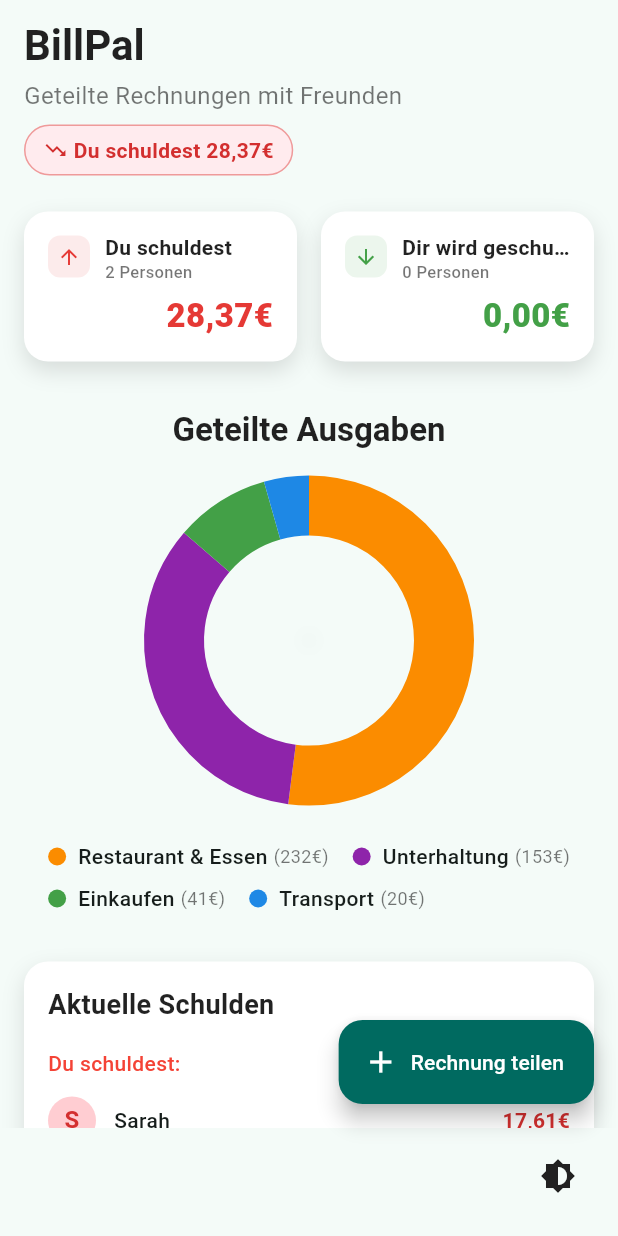
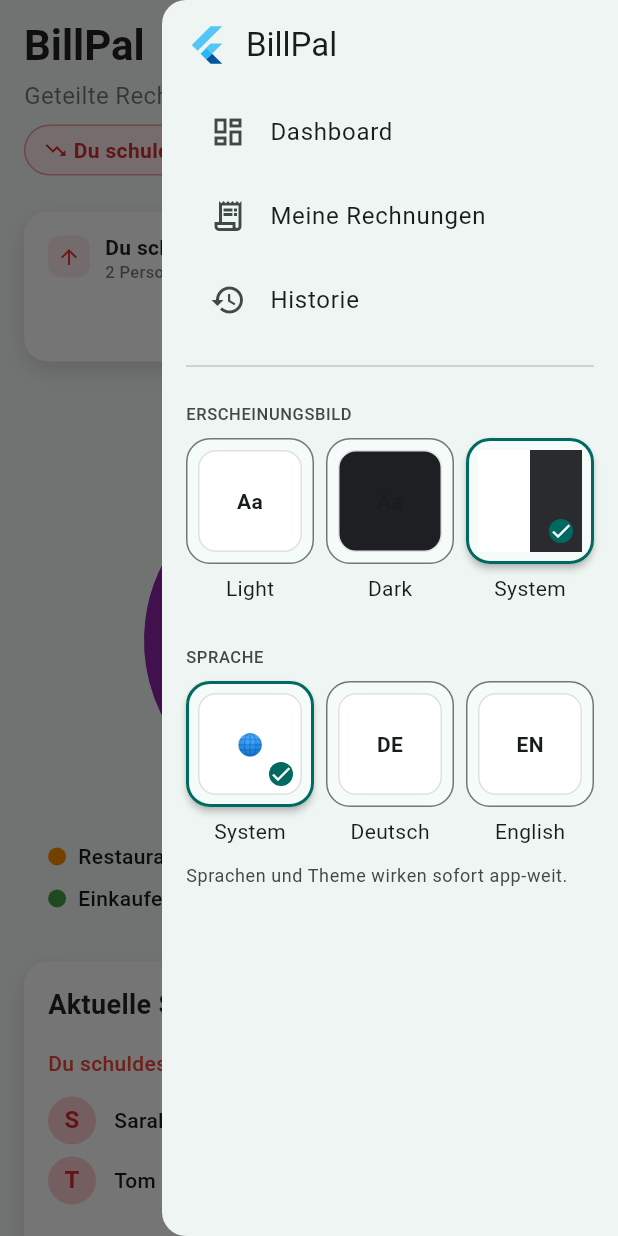
Before and after one commit to Eltoperma/BillPal, a Flutter app: the screen it shows after launch, with the side drawer open (before the commit the screen has no drawer), on a phone screen of 412 x 824 dp. Run offline on Flutter 3.47's test engine with Material 3 defaults, Android fonts, the phone set to English and light mode, and no system bars; our stand-ins replace shared_preferences.

Commit message:
added: menu

```diff
--- a/billpal/lib/app/app.dart
+++ b/billpal/lib/app/app.dart
@@ -1,26 +1,29 @@
 import 'package:billpal/core/theme/app_theme.dart';
 import 'package:billpal/features/dashboard/presentation/pages/dashboard_page.dart';
 import 'package:billpal/core/theme/theme_controller.dart';
+import 'package:billpal/l10n/locale_controller.dart';
 import 'package:flutter/material.dart';
 import 'package:flutter_localizations/flutter_localizations.dart';
 
 class BillPalApp extends StatelessWidget {
   final ThemeController themeController;
-  const BillPalApp({super.key, required this.themeController});
+  final LocaleController localeController;
+  const BillPalApp({
+    super.key,
+    required this.themeController,
+    required this.localeController,
+  });
 
   @override
   Widget build(BuildContext context) {
     // Rebuild, wenn ThemeMode geändert wird
     return AnimatedBuilder(
-      animation: themeController,
+      animation: Listenable.merge([themeController, localeController]),
       builder: (context, _) {
         return MaterialApp(
           debugShowCheckedModeBanner: false,
 
-          supportedLocales: const [
-            Locale('de'),
-            Locale('en'),
-          ],
+          supportedLocales: const [Locale('de'), Locale('en')],
 
           localizationsDelegates: const [
             GlobalMaterialLocalizations.delegate,
@@ -28,11 +31,20 @@
             GlobalCupertinoLocalizations.delegate,
           ],
 
+          locale: localeController.locale,
+
           theme: AppTheme.light,
           darkTheme: AppTheme.dark,
           themeMode: themeController.mode,
 
-          home: DashboardPage(themeController: themeController),
+          routes: {
+            '/': (_) => DashboardPage(
+                  themeController: themeController,
+                  localeController: localeController,
+                ),
+          //  '/bills': (_) => const BillsPage(),
+          //  '/history': (_) => const HistoryPage(),
+          },
         );
       },
     );
--- a/billpal/lib/features/dashboard/presentation/pages/dashboard_page.dart
+++ b/billpal/lib/features/dashboard/presentation/pages/dashboard_page.dart
@@ -7,6 +7,8 @@
 import 'package:billpal/features/dashboard/presentation/widgets/header.dart';
 import 'package:billpal/features/dashboard/presentation/widgets/summary_cards.dart';
 import 'package:billpal/features/dashboard/presentation/widgets/theme_toggle.dart';
+import 'package:billpal/features/settings/presentation/widgets/app_drawer.dart';
+import 'package:billpal/l10n/locale_controller.dart';
 import 'package:billpal/services/finance_service.dart';
 import 'package:billpal/services/invoice_service.dart';
 import 'package:billpal/core/theme/theme_controller.dart';
@@ -14,7 +16,12 @@
 
 class DashboardPage extends StatefulWidget {
   final ThemeController themeController;
-  const DashboardPage({super.key, required this.themeController});
+  final LocaleController localeController;
+  const DashboardPage({
+    super.key,
+    required this.themeController,
+    required this.localeController,
+  });
 
   @override
   State<DashboardPage> createState() => _DashboardPageState();
@@ -49,6 +56,10 @@
     if (_state.isLoading || _state.summary == null) {
       return Scaffold(
         backgroundColor: sc.surface,
+        endDrawer: AppDrawer(
+          themeController: widget.themeController,
+          localeController: widget.localeController,
+        ),
         body: const Center(child: CircularProgressIndicator()),
       );
     }
@@ -57,8 +68,13 @@
 
     return Scaffold(
       backgroundColor: sc.surface,
+      endDrawer: AppDrawer(
+        themeController: widget.themeController,
+        localeController: widget.localeController,
+      ),
       body: SafeArea(
-        child: RefreshIndicator(
+        child: Builder(
+          builder: (ctx) => RefreshIndicator(
             onRefresh: _reload,
             child: SingleChildScrollView(
               physics: const AlwaysScrollableScrollPhysics(),
@@ -67,7 +83,18 @@
                 crossAxisAlignment: CrossAxisAlignment.start,
                 children: [
                   // Header
-                DashboardHeader(summary: summary),
+                  Row(
+                    crossAxisAlignment: CrossAxisAlignment.start,
+                    children: [
+                      Expanded(child: DashboardHeader(summary: summary)),
+                      const SizedBox(width: 8),
+                      IconButton(
+                        tooltip: 'Menu',
+                        onPressed: () => Scaffold.of(ctx).openEndDrawer(),
+                        icon: const Icon(Icons.menu),
+                      ),
+                    ],
+                  ),
 
                   const SizedBox(height: 24),
 
@@ -95,17 +122,8 @@
             ),
           ),
         ),
-      // Toggle für Theme
-      bottomNavigationBar: SafeArea(
-        top: false,
-        child: Padding(
-          padding: const EdgeInsets.fromLTRB(16, 8, 16, 16),
-          child: Row(
-            mainAxisAlignment: MainAxisAlignment.end,
-            children: [ThemeToggle(controller: widget.themeController)],
       ),
-        ),
-      ),
+
       // Button: Rechnung teilen (hinzufügen)
       floatingActionButton: AddInvoiceEntryButton(
         people: const [
--- /dev/null
+++ b/billpal/lib/features/settings/presentation/options/locale_options.dart
@@ -0,0 +1,29 @@
+import 'package:billpal/features/settings/presentation/widgets/options_row.dart';
+import 'package:billpal/features/settings/presentation/widgets/previews.dart';
+import 'package:billpal/l10n/locale_controller.dart';
+import 'package:flutter/material.dart';
+
+/// Baut die Sprach-Optionen. (Bei mehr Sprachen hier erweitern.)
+List<OptionItem<Locale?>> buildLocaleOptions(LocaleController c) => [
+  OptionItem<Locale?>(
+    id: null,
+    title: 'System',
+    preview: PreviewTile.localeSystem(),
+    isSelected: () => c.locale == null,
+    onSelect: () => c.setLocale(null),
+  ),
+  OptionItem<Locale?>(
+    id: const Locale('de'),
+    title: 'Deutsch',
+    preview: PreviewTile.localeDe(),
+    isSelected: () => c.locale?.languageCode == 'de',
+    onSelect: () => c.setLocale(const Locale('de')),
+  ),
+  OptionItem<Locale?>(
+    id: const Locale('en'),
+    title: 'English',
+    preview: PreviewTile.localeEn(),
+    isSelected: () => c.locale?.languageCode == 'en',
+    onSelect: () => c.setLocale(const Locale('en')),
+  ),
+];
--- /dev/null
+++ b/billpal/lib/features/settings/presentation/options/theme_options.dart
@@ -0,0 +1,29 @@
+import 'package:billpal/core/theme/theme_controller.dart';
+import 'package:billpal/features/settings/presentation/widgets/options_row.dart';
+import 'package:billpal/features/settings/presentation/widgets/previews.dart';
+import 'package:flutter/material.dart';
+
+/// Baut die drei Theme-Optionen (Light/Dark/System).
+List<OptionItem<ThemeMode>> buildThemeOptions(ThemeController c) => [
+  OptionItem(
+    id: ThemeMode.light,
+    title: 'Light',
+    preview: PreviewTile.light(),
+    isSelected: () => c.mode == ThemeMode.light,
+    onSelect: () => c.setMode(ThemeMode.light),
+  ),
+  OptionItem(
+    id: ThemeMode.dark,
+    title: 'Dark',
+    preview: PreviewTile.dark(),
+    isSelected: () => c.mode == ThemeMode.dark,
+    onSelect: () => c.setMode(ThemeMode.dark),
+  ),
+  OptionItem(
+    id: ThemeMode.system,
+    title: 'System',
+    preview: PreviewTile.system(),
+    isSelected: () => c.mode == ThemeMode.system,
+    onSelect: () => c.setMode(ThemeMode.system),
+  ),
+];
--- /dev/null
+++ b/billpal/lib/features/settings/presentation/widgets/app_drawer.dart
@@ -0,0 +1,75 @@
+import 'package:billpal/features/settings/presentation/widgets/drawer_nav_list.dart';
+import 'package:billpal/features/settings/presentation/options/locale_options.dart';
+import 'package:billpal/features/settings/presentation/options/theme_options.dart';
+import 'package:billpal/features/settings/presentation/widgets/options_row.dart';
+import 'package:flutter/material.dart';
+import 'package:billpal/core/theme/theme_controller.dart';
+import 'package:billpal/l10n/locale_controller.dart';
+
+class AppDrawer extends StatelessWidget {
+  const AppDrawer({
+    super.key,
+    required this.themeController,
+    required this.localeController,
+  });
+
+  final ThemeController themeController;
+  final LocaleController localeController;
+
+  @override
+  Widget build(BuildContext context) {
+    final sc = Theme.of(context).colorScheme;
+
+    // --- Theme-Optionen ---
+    final themeOptions = buildThemeOptions(themeController);
+
+    // --- Sprach-Optionen ---
+    final localeOptions = buildLocaleOptions(localeController);
+
+    return Drawer(
+      child: SafeArea(
+        child: ListView(
+          padding: const EdgeInsets.all(16),
+          children: [
+            Row(
+              children: [
+                const FlutterLogo(size: 28),
+                const SizedBox(width: 12),
+                Text('BillPal', style: Theme.of(context).textTheme.titleLarge),
+              ],
+            ),
+            const SizedBox(height: 16),
+
+            const DrawerNavList(),
+
+            _sectionLabel(context, 'ERSCHEINUNGSBILD', sc.onSurfaceVariant),
+            OptionsRow(options: themeOptions), // immer 1 Reihe (max. 3)
+
+            const SizedBox(height: 20),
+
+            _sectionLabel(context, 'SPRACHE', sc.onSurfaceVariant),
+            OptionsRow(options: localeOptions), // immer 1 Reihe (max. 3)
+
+            const SizedBox(height: 12),
+            Text(
+              'Sprachen und Theme wirken sofort app-weit.',
+              style: Theme.of(
+                context,
+              ).textTheme.bodySmall?.copyWith(color: sc.onSurfaceVariant),
+            ),
+          ],
+        ),
+      ),
+    );
+  }
+
+  Widget _sectionLabel(BuildContext ctx, String text, Color color) => Padding(
+    padding: const EdgeInsets.symmetric(vertical: 8),
+    child: Text(
+      text,
+      style: Theme.of(
+        ctx,
+      ).textTheme.labelSmall?.copyWith(color: color, letterSpacing: .4),
+    ),
+  );
+}
--- /dev/null
+++ b/billpal/lib/features/settings/presentation/widgets/drawer_nav_list.dart
@@ -0,0 +1,48 @@
+import 'package:flutter/material.dart';
+
+class DrawerNavList extends StatelessWidget {
+  const DrawerNavList({super.key});
+
+  @override
+  Widget build(BuildContext context) {
+    return Column(
+      children: [
+        _NavTile(
+          icon: Icons.dashboard_outlined,
+          label: 'Dashboard',
+          route: '/',
+        ),
+        _NavTile(
+          icon: Icons.receipt_long_outlined,
+          label: 'Meine Rechnungen',
+          route: '/bills',
+        ),
+        _NavTile(icon: Icons.history, label: 'Historie', route: '/history'),
+        const Divider(height: 32),
+      ],
+    );
+  }
+}
+
+class _NavTile extends StatelessWidget {
+  const _NavTile({
+    required this.icon,
+    required this.label,
+    required this.route,
+  });
+  final IconData icon;
+  final String label;
+  final String route;
+
+  @override
+  Widget build(BuildContext context) {
+    return ListTile(
+      leading: Icon(icon),
+      title: Text(label),
+      onTap: () {
+        Navigator.pop(context);
+        Navigator.pushReplacementNamed(context, route);
+      },
+    );
+  }
+}
--- /dev/null
+++ b/billpal/lib/features/settings/presentation/widgets/options_row.dart
@@ -0,0 +1,46 @@
+import 'package:billpal/features/settings/presentation/widgets/selection_card.dart';
+import 'package:flutter/material.dart';
+
+class OptionItem<T> {
+  OptionItem({
+    required this.id,
+    required this.title,
+    required this.preview,
+    required this.isSelected,
+    required this.onSelect,
+  });
+
+  final T id;
+  final String title;
+  final Widget preview;
+  final bool Function() isSelected;
+  final VoidCallback onSelect;
+}
+
+/// Rendert bis zu 3 Optionen in **einer** Zeile.
+/// Hinweis: Wenn du später >3 Optionen hast, kannst du unten die
+/// Wrap-Variante aktivieren (auskommentierter Code).
+class OptionsRow<T> extends StatelessWidget {
+  const OptionsRow({super.key, required this.options});
+  final List<OptionItem<T>> options;
+
+  @override
+  Widget build(BuildContext context) {
+    final items = options.take(3).toList(); // Sicherheitsnetz
+    return Row(
+      children: [
+        for (int i = 0; i < items.length; i++) ...[
+          Expanded(
+            child: SelectionCard(
+              title: items[i].title,
+              preview: items[i].preview,
+              selected: items[i].isSelected(),
+              onTap: items[i].onSelect,
+            ),
+          ),
+          if (i != items.length - 1) const SizedBox(width: 8),
+        ],
+      ],
+    );
+  }
+}
--- /dev/null
+++ b/billpal/lib/features/settings/presentation/widgets/previews.dart
@@ -0,0 +1,45 @@
+import 'package:flutter/material.dart';
+
+class PreviewTile extends StatelessWidget {
+  const PreviewTile._(this.light, this.dark, this.split, this.text);
+  final Color light;
+  final Color dark;
+  final bool split;
+  final String text;
+
+  factory PreviewTile.light() =>
+      const PreviewTile._(Colors.white, Color(0xFFEDEFF2), false, 'Aa');
+  factory PreviewTile.dark() =>
+      const PreviewTile._(Color(0xFF1E1F22), Color(0xFFEDEFF2), false, 'Aa');
+  factory PreviewTile.system() =>
+      const PreviewTile._(Colors.white, Color(0xFF2A2B2E), true, 'Aa');
+
+  factory PreviewTile.localeSystem() =>
+      const PreviewTile._(Colors.white, Color(0xFFEDEFF2), false, '🌐');
+  factory PreviewTile.localeDe() =>
+      const PreviewTile._(Colors.white, Color(0xFFEDEFF2), false, 'DE');
+  factory PreviewTile.localeEn() =>
+      const PreviewTile._(Colors.white, Color(0xFFEDEFF2), false, 'EN');
+
+  @override
+  Widget build(BuildContext context) {
+    if (split) {
+      return Row(
+        children: [
+          Expanded(child: Container(color: light)),
+          Expanded(child: Container(color: dark)),
+        ],
+      );
+    }
+    return Container(
+      decoration: BoxDecoration(
+        color: light,
+        borderRadius: BorderRadius.circular(12),
+        border: Border.all(color: const Color(0xFFE0E0E0)),
+      ),
+      child: Center(
+        child: Text(text, style: const TextStyle(fontWeight: FontWeight.w600)),
+      ),
+    );
+  }
+}
--- /dev/null
+++ b/billpal/lib/features/settings/presentation/widgets/selection_card.dart
@@ -0,0 +1,74 @@
+import 'package:flutter/material.dart';
+
+class SelectionCard extends StatelessWidget {
+  const SelectionCard({
+    super.key,
+    required this.title,
+    required this.preview,
+    required this.selected,
+    required this.onTap,
+  });
+
+  final String title;
+  final Widget preview;
+  final bool selected;
+  final VoidCallback onTap;
+
+  @override
+  Widget build(BuildContext context) {
+    final border = RoundedRectangleBorder(
+      borderRadius: BorderRadius.circular(16),
+      side: BorderSide(
+        color: selected
+            ? Theme.of(context).colorScheme.primary
+            : Theme.of(context).dividerColor,
+        width: selected ? 2 : 1,
+      ),
+    );
+
+    return Semantics(
+      selected: selected,
+      button: true,
+      child: InkWell(
+        borderRadius: BorderRadius.circular(16),
+        onTap: onTap,
+        child: Column(
+          children: [
+            Material(
+              elevation: selected ? 2 : 0,
+              shape: border,
+              child: Container(
+                height: 84,
+                alignment: Alignment.center,
+                padding: const EdgeInsets.all(8),
+                child: Stack(
+                  children: [
+                    Positioned.fill(child: preview),
+                    if (selected)
+                      Align(
+                        alignment: Alignment.bottomRight,
+                        child: Container(
+                          margin: const EdgeInsets.all(6),
+                          decoration: BoxDecoration(
+                            shape: BoxShape.circle,
+                            color: Theme.of(context).colorScheme.primary,
+                          ),
+                          child: const Icon(
+                            Icons.check,
+                            color: Colors.white,
+                            size: 16,
+                          ),
+                        ),
+                      ),
+                  ],
+                ),
+              ),
+            ),
+            const SizedBox(height: 6),
+            Text(title),
+          ],
+        ),
+      ),
+    );
+  }
+}
--- /dev/null
+++ b/billpal/lib/l10n/locale_controller.dart
@@ -0,0 +1,11 @@
+import 'package:flutter/material.dart';
+
+class LocaleController extends ChangeNotifier {
+  Locale? _locale;
+  Locale? get locale => _locale;
+
+  void setLocale(Locale? locale) {
+    _locale = locale;
+    notifyListeners();
+  }
+}
--- a/billpal/lib/main.dart
+++ b/billpal/lib/main.dart
@@ -1,5 +1,6 @@
 import 'package:billpal/app/app.dart';
 import 'package:billpal/core/theme/theme_controller.dart';
+import 'package:billpal/l10n/locale_controller.dart';
 import 'package:flutter/material.dart';
 import 'package:intl/date_symbol_data_local.dart';
 import 'package:intl/intl.dart';
@@ -8,6 +9,7 @@
   WidgetsFlutterBinding.ensureInitialized();
 
   final themeController = ThemeController();
+  final localeController = LocaleController();
 
   // Parallel initialisieren
   await Future.wait([
@@ -16,5 +18,10 @@
   ]);
 
   Intl.defaultLocale = 'de_DE';
-  runApp(BillPalApp(themeController: themeController));
+  runApp(
+    BillPalApp(
+      themeController: themeController,
+      localeController: localeController,
+    ),
+  );
 }
```
Also changed, not shown: 1 other file. Lines whose indentation alone changed are shown as unchanged.
